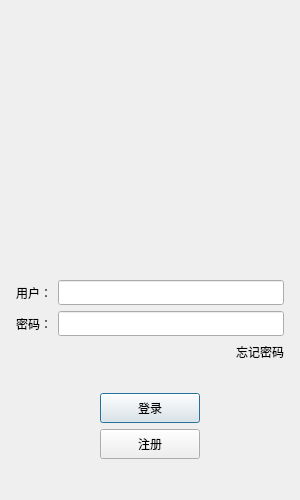
Above: client/llfcchat/logindialog.ui from xiegd/chat before the change. Below: the same form after it.
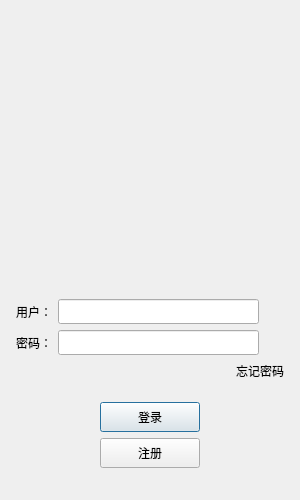
That is the form after the change. Icons and pictures are not drawn. Custom widgets are drawn as their Qt base class.

```diff
--- a/client/llfcchat/logindialog.ui
+++ b/client/llfcchat/logindialog.ui
@@ -67,7 +67,7 @@
        <property name="minimumSize">
         <size>
          <width>200</width>
-         <height>200</height>
+         <height>230</height>
         </size>
        </property>
        <layout class="QGridLayout" name="gridLayout">
@@ -146,6 +146,22 @@
          </property>
         </widget>
        </item>
+       <item>
+        <spacer name="horizontalSpacer_6">
+         <property name="orientation">
+          <enum>Qt::Horizontal</enum>
+         </property>
+         <property name="sizeType">
+          <enum>QSizePolicy::Fixed</enum>
+         </property>
+         <property name="sizeHint" stdset="0">
+          <size>
+           <width>25</width>
+           <height>20</height>
+          </size>
+         </property>
+        </spacer>
+       </item>
       </layout>
      </item>
      <item>
@@ -185,6 +201,22 @@
          </property>
         </widget>
        </item>
+       <item>
+        <spacer name="horizontalSpacer_7">
+         <property name="orientation">
+          <enum>Qt::Horizontal</enum>
+         </property>
+         <property name="sizeType">
+          <enum>QSizePolicy::Fixed</enum>
+         </property>
+         <property name="sizeHint" stdset="0">
+          <size>
+           <width>25</width>
+           <height>20</height>
+          </size>
+         </property>
+        </spacer>
+       </item>
       </layout>
      </item>
      <item>
```
Left out of the diff: 9 changed lines with no effect on the pictures.
